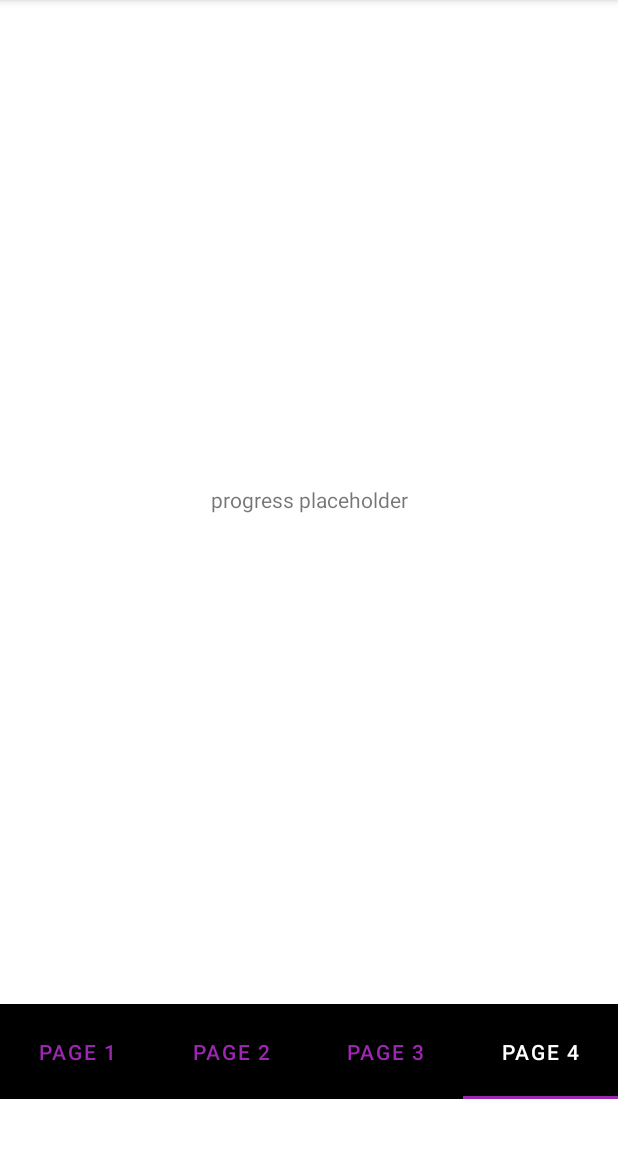
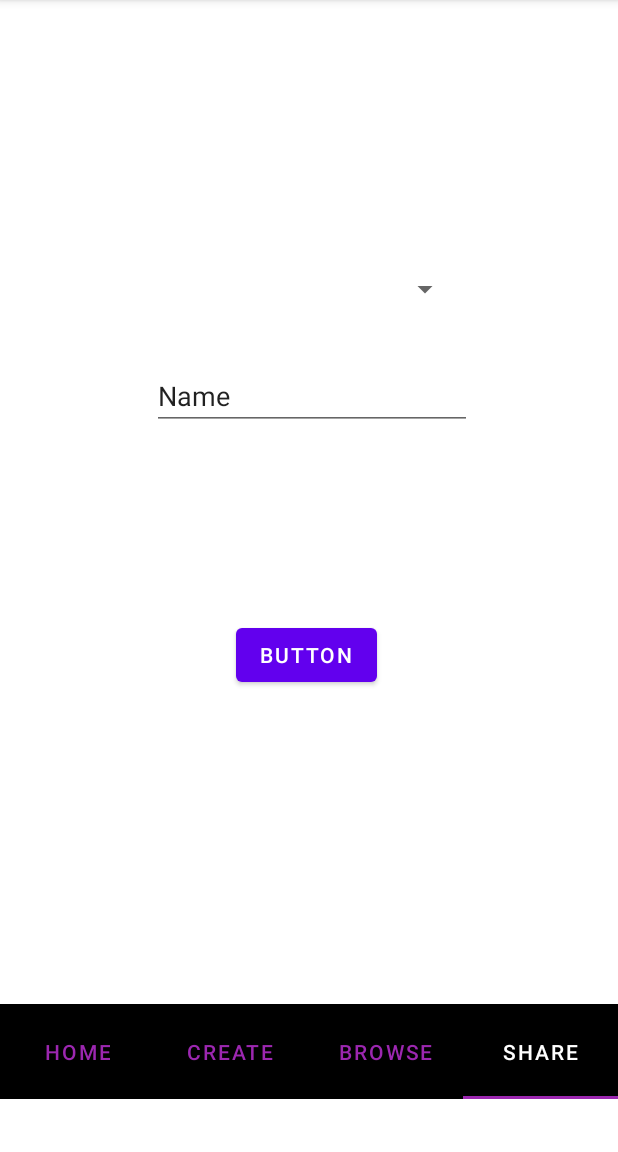
Before and after one commit to GWHay/OneLiftp1, an Android app: the screen it shows after launch (MainActivity), item 4 of the bottom bar chosen, on a phone screen of 412 x 824 dp, the part 84-1236 px from its top. Run offline under Robolectric (Android 15) with nearby library versions, the phone set to English and light mode, and no system bars.

Commit message:
starting the share fragment

```diff
--- a/app/src/main/java/com/example/oneliftp1/activities/MainActivity.kt
+++ b/app/src/main/java/com/example/oneliftp1/activities/MainActivity.kt
@@ -32,7 +32,7 @@ class MainActivity : AppCompatActivity() {
         tabLayout.addTab(tabLayout.newTab().setText("Home"))
         tabLayout.addTab(tabLayout.newTab().setText("create"))
         tabLayout.addTab(tabLayout.newTab().setText("browse"))
-        tabLayout.addTab(tabLayout.newTab().setText("progress"))
+        tabLayout.addTab(tabLayout.newTab().setText("share"))
         tabLayout.tabGravity = TabLayout.GRAVITY_FILL
 
 
@@ -41,7 +41,17 @@ class MainActivity : AppCompatActivity() {
         viewPager.adapter = adapter
 
         TabLayoutMediator(tabLayout, viewPager) { tab, position ->
-            tab.text = "Page " + (position + 1)
+            if(position == 0){
+           tab.text = "Home"}
+            else if (position == 1){
+                tab.text = "Create"
+            }
+            else if (position == 2){
+                tab.text = "Browse"
+            }
+            else{
+                tab.text = "Share"
+            }
         }.attach()
 
         if (ActivityCompat.checkSelfPermission(
--- a/app/src/main/java/com/example/oneliftp1/fragments/ShareFragment.kt
+++ b/app/src/main/java/com/example/oneliftp1/fragments/ShareFragment.kt
@@ -13,7 +13,7 @@ class ShareFragment: Fragment() {
         savedInstanceState: Bundle?
     ): View? {
         //inflate the view
-        val view: View = inflater.inflate(R.layout.progress_fragment, container, false)
+        val view: View = inflater.inflate(R.layout.share_fragment, container, false)
 
 
 
--- a/app/src/main/res/layout/activity_main.xml
+++ b/app/src/main/res/layout/activity_main.xml
@@ -16,29 +16,7 @@
         app:layout_constraintTop_toTopOf="parent"
         app:tabIndicatorColor="#9C27B0"
         app:tabSelectedTextColor="#FFFFFF"
-        app:tabTextColor="#9C27B0">
-
-        <com.google.android.material.tabs.TabItem
-            android:layout_width="wrap_content"
-            android:layout_height="wrap_content"
-            android:text="Home" />
-
-        <com.google.android.material.tabs.TabItem
-            android:layout_width="wrap_content"
-            android:layout_height="wrap_content"
-            android:text="Create" />
-
-        <com.google.android.material.tabs.TabItem
-            android:layout_width="wrap_content"
-            android:layout_height="wrap_content"
-            android:text="Browse" />
-
-        <com.google.android.material.tabs.TabItem
-            android:id="@+id/tabItem"
-            android:layout_width="wrap_content"
-            android:layout_height="wrap_content"
-            android:text="Share" />
-    </com.google.android.material.tabs.TabLayout>
+        app:tabTextColor="#9C27B0"/>
 
     <androidx.viewpager2.widget.ViewPager2
         android:id="@+id/pager"
--- a/app/src/main/res/layout/progress_fragment.xml
+++ /dev/null
@@ -1,17 +0,0 @@
-<?xml version="1.0" encoding="utf-8"?>
-<androidx.constraintlayout.widget.ConstraintLayout xmlns:android="http://schemas.android.com/apk/res/android"
-    xmlns:app="http://schemas.android.com/apk/res-auto"
-    xmlns:tools="http://schemas.android.com/tools"
-    android:layout_width="match_parent"
-    android:layout_height="match_parent">
-
-    <TextView
-        android:id="@+id/textView4"
-        android:layout_width="wrap_content"
-        android:layout_height="wrap_content"
-        android:layout_marginStart="139dp"
-        android:layout_marginTop="322dp"
-        android:text="progress placeholder"
-        app:layout_constraintStart_toStartOf="parent"
-        app:layout_constraintTop_toTopOf="parent" />
-</androidx.constraintlayout.widget.ConstraintLayout>
--- /dev/null
+++ b/app/src/main/res/layout/share_fragment.xml
@@ -0,0 +1,38 @@
+<?xml version="1.0" encoding="utf-8"?>
+<androidx.constraintlayout.widget.ConstraintLayout xmlns:android="http://schemas.android.com/apk/res/android"
+    xmlns:app="http://schemas.android.com/apk/res-auto"
+    xmlns:tools="http://schemas.android.com/tools"
+    android:layout_width="match_parent"
+    android:layout_height="match_parent">
+
+    <Button
+        android:id="@+id/button"
+        android:layout_width="wrap_content"
+        android:layout_height="wrap_content"
+        android:layout_marginStart="156dp"
+        android:layout_marginTop="411dp"
+        android:text="Button"
+        app:layout_constraintStart_toStartOf="parent"
+        app:layout_constraintTop_toTopOf="parent" />
+
+    <Spinner
+        android:id="@+id/selectWorkout"
+        android:layout_width="206dp"
+        android:layout_height="39dp"
+        android:layout_marginStart="100dp"
+        android:layout_marginTop="172dp"
+        app:layout_constraintStart_toStartOf="parent"
+        app:layout_constraintTop_toTopOf="parent" />
+
+    <EditText
+        android:id="@+id/recipientNumber"
+        android:layout_width="wrap_content"
+        android:layout_height="wrap_content"
+        android:layout_marginStart="100dp"
+        android:layout_marginTop="240dp"
+        android:ems="10"
+        android:inputType="textPersonName"
+        android:text="Name"
+        app:layout_constraintStart_toStartOf="parent"
+        app:layout_constraintTop_toTopOf="parent" />
+</androidx.constraintlayout.widget.ConstraintLayout>
--- a/app/src/main/res/values/strings.xml
+++ b/app/src/main/res/values/strings.xml
@@ -1,7 +1,7 @@
 <resources>
     <string name="app_name">OneLiftp1</string>
-    <string name="tab_page1">page 1</string>
-    <string name="tab_page2">page 2</string>
-    <string name="tab_page3">page 3</string>
-    <string name="tab_page4">page 4</string>
+    <string name="tab_page1">Home</string>
+    <string name="tab_page2">Create</string>
+    <string name="tab_page3">Browse</string>
+    <string name="tab_page4">Share</string>
 </resources>
```
Also changed, not shown: app/src/main/java/com/example/oneliftp1/fragments/CreateFragment.kt (+3 -5 lines).
